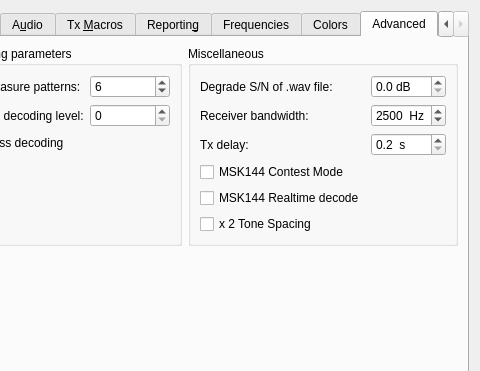
Old version of the form Configuration.ui in the repository saitohirga/WSJT-X; both pictures show x 93 to 573 and y 0 to 371 of the 573 by 591 pixel window.
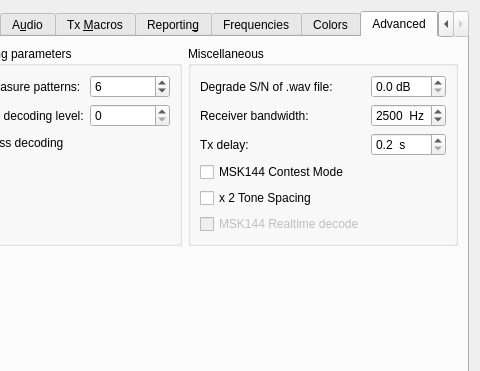
New version of the form. The open tabs and pages were chosen to show the change.

Commit message: 1. Gray-out "Include averaging" and "Include Deep Search" if not in JT4 or JT65 mode. 2. Make the "MSK144 Realtime decode" checkbox invisible, in preparation for removing it entirely. 3. Always use RealTime decoding in MSK144 mode.  (For now, at least, click-to-decode works as before.)

Diff of the .ui file:
```diff
--- a/Configuration.ui
+++ b/Configuration.ui
@@ -2267,7 +2267,7 @@
             </property>
            </widget>
           </item>
-          <item row="9" column="0">
+          <item row="8" column="0">
            <widget class="QCheckBox" name="cbx2ToneSpacing">
             <property name="toolTip">
              <string>&lt;html&gt;&lt;head/&gt;&lt;body&gt;&lt;p&gt;Generate Tx audio with twice the normal tone spacing.  Intended for special LF/MF transmitters that use a divide-by-2 before generating RF.&lt;/p&gt;&lt;/body&gt;&lt;/html&gt;</string>
@@ -2277,10 +2277,10 @@
             </property>
            </widget>
           </item>
-          <item row="8" column="0">
+          <item row="9" column="0">
            <widget class="QCheckBox" name="cbRealTime">
             <property name="enabled">
-             <bool>true</bool>
+             <bool>false</bool>
             </property>
             <property name="toolTip">
              <string>&lt;html&gt;&lt;head/&gt;&lt;body&gt;&lt;p&gt;Decode on-the-fly rather than at end of Rx sequence.&lt;/p&gt;&lt;/body&gt;&lt;/html&gt;</string>
```
Left out of the diff: 6 changed lines with no effect on the pictures. The commit also changes 2 other files.
